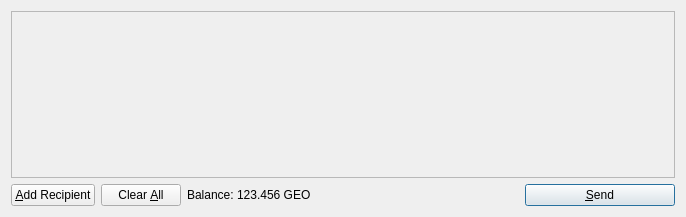
The window that src/qt/forms/sendcoinsdialog.ui (Konda90/Wallet) describes before a commit, drawn with Qt 5.
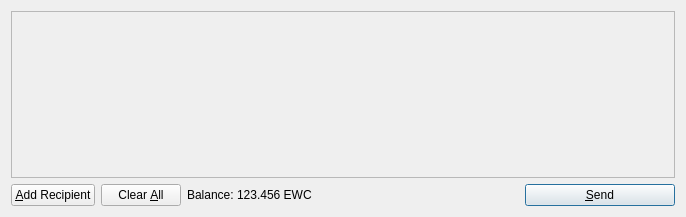
The same window after the commit. Icons and pictures are not drawn.

The edit to the form file:
```diff
--- a/src/qt/forms/sendcoinsdialog.ui
+++ b/src/qt/forms/sendcoinsdialog.ui
@@ -119,7 +119,7 @@
           <cursorShape>IBeamCursor</cursorShape>
          </property>
          <property name="text">
-          <string>123.456 GEO</string>
+          <string>123.456 EWC</string>
          </property>
          <property name="textInteractionFlags">
           <set>Qt::LinksAccessibleByMouse|Qt::TextSelectableByKeyboard|Qt::TextSelectableByMouse</set>
```
